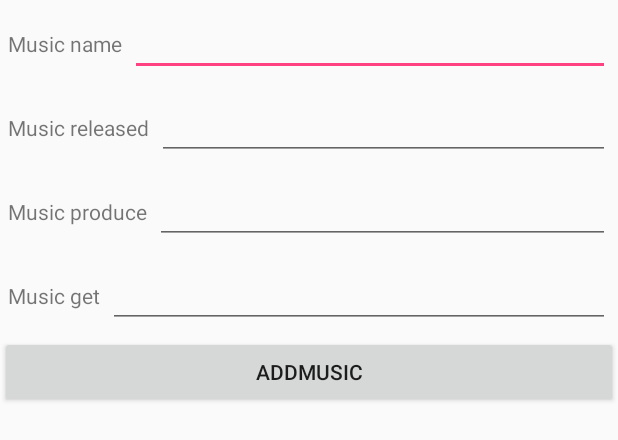
After one commit to zpq456/NaAppMan, an Android app: the layout dialog_add_music.xml on its own in the app's theme, with its tools: preview values and no code run, on a phone screen of 412 x 824 dp. The commit adds this screen. Shown: the top 440 px of the screen. Run offline under Robolectric (Android 15) with nearby library versions, the phone set to English and light mode, and no system bars.

Commit message:
나앱만 마무리

```diff
--- a/MyHandMuseca/MyHandMuseca/app/build.gradle
+++ b/MyHandMuseca/MyHandMuseca/app/build.gradle
@@ -29,5 +29,6 @@ dependencies {
     compile 'com.android.support.constraint:constraint-layout:1.0.2'
     compile 'com.android.support:support-v4:25.3.1'
     testCompile 'junit:junit:4.12'
-    compile files('libs/okhttp-3.2.0.jar')
+    compile 'com.squareup.okhttp3:okhttp:3.2.0'
+
 }
--- a/MyHandMuseca/MyHandMuseca/app/src/main/AndroidManifest.xml
+++ b/MyHandMuseca/MyHandMuseca/app/src/main/AndroidManifest.xml
@@ -1,6 +1,8 @@
 <?xml version="1.0" encoding="utf-8"?>
 <manifest xmlns:android="http://schemas.android.com/apk/res/android"
     package="kr.ac.hansung.myhandmuseca">
+
+    <uses-permission android:name="android.permission.INTERNET" />
 
     <application
         android:allowBackup="true"
--- a/MyHandMuseca/MyHandMuseca/app/src/main/java/kr/ac/hansung/myhandmuseca/DataBase/SendToDB.java
+++ b/MyHandMuseca/MyHandMuseca/app/src/main/java/kr/ac/hansung/myhandmuseca/DataBase/SendToDB.java
@@ -44,7 +44,7 @@ public class SendToDB extends Thread{
         builder.scheme("http");
         builder.host(IP);
         builder.port(80);
-        //builder.addPathSegments("Calendar3S");//폴더이동이 더 필요할경우
+        builder.addPathSegments("Music");
         builder.addPathSegments(PHP);
 
         RequestBody body = new FormBody.Builder()
--- a/MyHandMuseca/MyHandMuseca/app/src/main/java/kr/ac/hansung/myhandmuseca/DataBase/UpdateToDB.java
+++ b/MyHandMuseca/MyHandMuseca/app/src/main/java/kr/ac/hansung/myhandmuseca/DataBase/UpdateToDB.java
@@ -46,7 +46,7 @@ public class UpdateToDB extends Thread{
         builder.scheme("http");
         builder.host(IP);
         builder.port(80);
-        //builder.addPathSegments("Calendar3S");//폴더이동이 더 필요할경우
+        builder.addPathSegments("Music");
         builder.addPathSegments(PHP);
 
         RequestBody body = new FormBody.Builder()
--- /dev/null
+++ b/MyHandMuseca/MyHandMuseca/app/src/main/java/kr/ac/hansung/myhandmuseca/JSON/JsonMaster.java
@@ -0,0 +1,5 @@
+package kr.ac.hansung.myhandmuseca.JSON;
+
+public interface JsonMaster {
+    public void onPostExecute(String str);
+}
--- a/MyHandMuseca/MyHandMuseca/app/src/main/java/kr/ac/hansung/myhandmuseca/MainActivity.java
+++ b/MyHandMuseca/MyHandMuseca/app/src/main/java/kr/ac/hansung/myhandmuseca/MainActivity.java
@@ -114,5 +114,4 @@ public class MainActivity extends AppCompatActivity
         mOnKeyBackPressedListener = listener;
     }
 
-
 }
--- /dev/null
+++ b/MyHandMuseca/MyHandMuseca/app/src/main/res/layout/dialog_add_music.xml
@@ -0,0 +1,87 @@
+<?xml version="1.0" encoding="utf-8"?>
+<LinearLayout xmlns:android="http://schemas.android.com/apk/res/android"
+    android:layout_width="match_parent"
+    android:layout_height="wrap_content"
+    android:orientation="vertical">
+
+    <LinearLayout
+        android:layout_width="match_parent"
+        android:layout_height="match_parent"
+        android:orientation="horizontal"
+        android:padding="5dp">
+
+        <TextView
+            android:layout_width="wrap_content"
+            android:layout_height="wrap_content"
+            android:layout_marginRight="5dp"
+            android:text="Music name" />
+
+        <EditText
+            android:id="@+id/nameEditText"
+            android:layout_width="match_parent"
+            android:layout_height="wrap_content" />
+    </LinearLayout>
+
+    <LinearLayout
+        android:layout_width="match_parent"
+        android:layout_height="match_parent"
+        android:orientation="horizontal"
+        android:padding="5dp">
+
+        <TextView
+            android:layout_width="wrap_content"
+            android:layout_height="wrap_content"
+            android:layout_marginRight="5dp"
+            android:text="Music released" />
+
+        <EditText
+            android:id="@+id/releasedEditText"
+            android:layout_width="match_parent"
+            android:layout_height="wrap_content" />
+    </LinearLayout>
+
+    <LinearLayout
+        android:layout_width="match_parent"
+        android:layout_height="match_parent"
+        android:orientation="horizontal"
+        android:padding="5dp">
+
+        <TextView
+            android:layout_width="wrap_content"
+            android:layout_height="wrap_content"
+            android:layout_marginRight="5dp"
+            android:text="Music produce" />
+
+        <EditText
+            android:id="@+id/produceEditText"
+            android:layout_width="match_parent"
+            android:layout_height="wrap_content" />
+    </LinearLayout>
+
+    <LinearLayout
+        android:layout_width="match_parent"
+        android:layout_height="match_parent"
+        android:orientation="horizontal"
+        android:padding="5dp">
+
+        <TextView
+            android:layout_width="wrap_content"
+            android:layout_height="wrap_content"
+            android:layout_marginRight="5dp"
+            android:text="Music get" />
+
+        <EditText
+            android:id="@+id/getEditText"
+            android:layout_width="match_parent"
+            android:layout_height="wrap_content" />
+
+    </LinearLayout>
+
+    <Button
+        android:id="@+id/okAddMusicBtn"
+        android:layout_width="match_parent"
+        android:layout_height="wrap_content"
+        android:layout_weight="1"
+        android:text="AddMusic" />
+
+</LinearLayout>
--- a/MyHandMuseca/MyHandMuseca/app/src/main/res/layout/fragment_music_list.xml
+++ b/MyHandMuseca/MyHandMuseca/app/src/main/res/layout/fragment_music_list.xml
@@ -18,6 +18,12 @@
             android:text="MusicListFragment"
             android:textSize="36sp" />
 
+        <Button
+            android:id="@+id/addMusicBtn"
+            android:layout_width="match_parent"
+            android:layout_height="wrap_content"
+            android:text="Button" />
+
         <ListView
             android:id="@+id/musicListView"
             android:layout_width="match_parent"
```
Also changed, not shown: MyHandMuseca/MyHandMuseca/app/src/main/java/kr/ac/hansung/myhandmuseca/Data/MusicData.java (+7 -6 lines), MyHandMuseca/MyHandMuseca/app/src/main/java/kr/ac/hansung/myhandmuseca/DataBase/DBManager.java (+38 -0 lines), MyHandMuseca/MyHandMuseca/app/src/main/java/kr/ac/hansung/myhandmuseca/JSON/SelectAllMusicJSON.java (added, +42 -0 lines), MyHandMuseca/MyHandMuseca/app/src/main/java/kr/ac/hansung/myhandmuseca/MusicListFragment.java (+78 -6 lines), MyHandMuseca/MyHandMuseca/app/libs/okhttp-3.2.0.jar (deleted).
